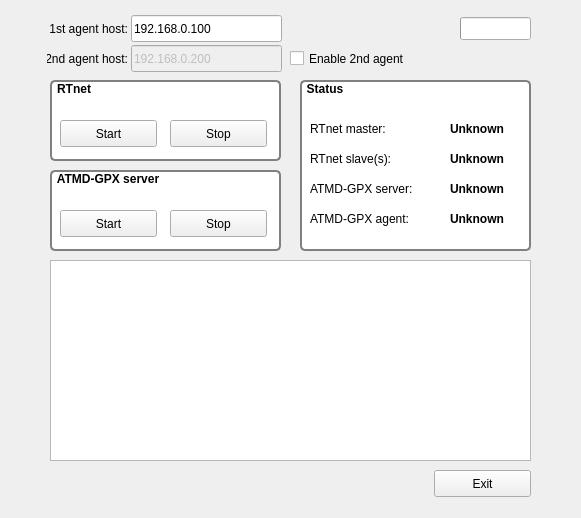
The window that rtnet-control/ui/rtnet-control.ui (wyrdmeister/atmd-server) describes before a commit, drawn with Qt 5.
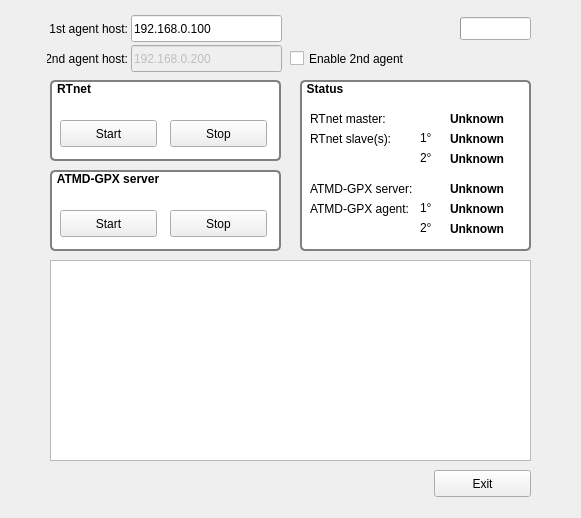
The same window after the commit.

Commit message: Added separate indication of agent status

Patch:
```diff
--- a/rtnet-control/ui/rtnet-control.ui
+++ b/rtnet-control/ui/rtnet-control.ui
@@ -195,7 +195,7 @@
      <property name="geometry">
       <rect>
        <x>10</x>
-       <y>40</y>
+       <y>30</y>
        <width>111</width>
        <height>17</height>
       </rect>
@@ -208,7 +208,7 @@
      <property name="geometry">
       <rect>
        <x>10</x>
-       <y>70</y>
+       <y>50</y>
        <width>111</width>
        <height>17</height>
       </rect>
@@ -234,7 +234,7 @@
      <property name="geometry">
       <rect>
        <x>10</x>
-       <y>130</y>
+       <y>120</y>
        <width>131</width>
        <height>17</height>
       </rect>
@@ -247,7 +247,7 @@
      <property name="geometry">
       <rect>
        <x>150</x>
-       <y>40</y>
+       <y>30</y>
        <width>67</width>
        <height>17</height>
       </rect>
@@ -287,7 +287,7 @@
      <property name="geometry">
       <rect>
        <x>150</x>
-       <y>130</y>
+       <y>120</y>
        <width>67</width>
        <height>17</height>
       </rect>
@@ -307,6 +307,26 @@
      <property name="geometry">
       <rect>
        <x>150</x>
+       <y>50</y>
+       <width>67</width>
+       <height>17</height>
+      </rect>
+     </property>
+     <property name="font">
+      <font>
+       <weight>75</weight>
+       <italic>false</italic>
+       <bold>true</bold>
+      </font>
+     </property>
+     <property name="text">
+      <string>Unknown</string>
+     </property>
+    </widget>
+    <widget class="QLabel" name="status_rtnet_slave2">
+     <property name="geometry">
+      <rect>
+       <x>150</x>
        <y>70</y>
        <width>67</width>
        <height>17</height>
@@ -323,6 +343,78 @@
       <string>Unknown</string>
      </property>
     </widget>
+    <widget class="QLabel" name="status_atmd_agent2">
+     <property name="geometry">
+      <rect>
+       <x>150</x>
+       <y>140</y>
+       <width>67</width>
+       <height>17</height>
+      </rect>
+     </property>
+     <property name="font">
+      <font>
+       <weight>75</weight>
+       <italic>false</italic>
+       <bold>true</bold>
+      </font>
+     </property>
+     <property name="text">
+      <string>Unknown</string>
+     </property>
+    </widget>
+    <widget class="QLabel" name="label_7">
+     <property name="geometry">
+      <rect>
+       <x>120</x>
+       <y>50</y>
+       <width>21</width>
+       <height>16</height>
+      </rect>
+     </property>
+     <property name="text">
+      <string>1°</string>
+     </property>
+    </widget>
+    <widget class="QLabel" name="label_8">
+     <property name="geometry">
+      <rect>
+       <x>120</x>
+       <y>120</y>
+       <width>21</width>
+       <height>16</height>
+      </rect>
+     </property>
+     <property name="text">
+      <string>1°</string>
+     </property>
+    </widget>
+    <widget class="QLabel" name="label_9">
+     <property name="geometry">
+      <rect>
+       <x>120</x>
+       <y>70</y>
+       <width>21</width>
+       <height>16</height>
+      </rect>
+     </property>
+     <property name="text">
+      <string>2°</string>
+     </property>
+    </widget>
+    <widget class="QLabel" name="label_10">
+     <property name="geometry">
+      <rect>
+       <x>120</x>
+       <y>140</y>
+       <width>21</width>
+       <height>16</height>
+      </rect>
+     </property>
+     <property name="text">
+      <string>2°</string>
+     </property>
+    </widget>
    </widget>
    <widget class="QPlainTextEdit" name="command_output">
     <property name="geometry">
```
Left out of the diff: 4 changed lines with no effect on the pictures. The commit also changes 1 other file.
